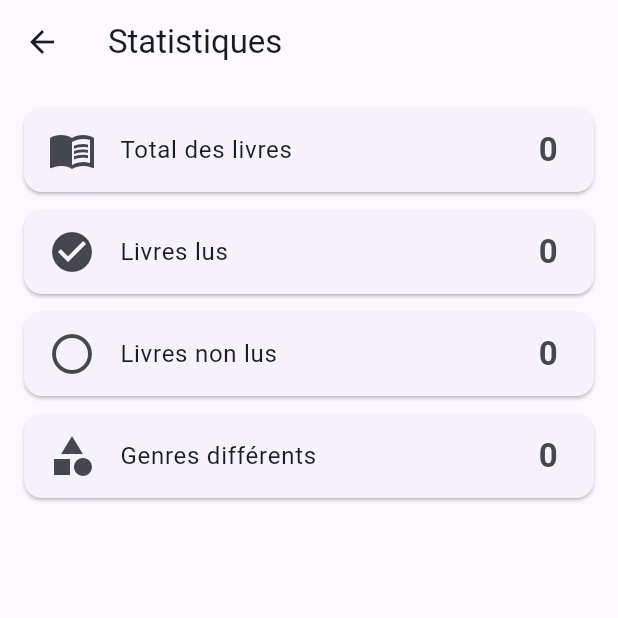
After one commit to youssrahaddouch0103-coder/biblio-app, a Flutter app: the screen it shows after launch, after a tap on the "bar chart" icon, on a phone screen of 412 x 824 dp, the top half of it. The commit adds this screen. Run offline on Flutter 3.47's test engine with Material 3 defaults, Android fonts, the phone set to English and light mode, and no system bars; our stand-ins replace equatable, flutter_bloc, sqflite; accounts and stored records are empty.

Commit message:
Add statistics screen

```diff
--- a/lib/screens/liste_livres_screen.dart
+++ b/lib/screens/liste_livres_screen.dart
@@ -5,6 +5,7 @@ import '../bloc/livre_bloc.dart';
 import '../bloc/livre_state.dart';
 import 'ajouter_livre_screen.dart';
 import 'detail_livre_screen.dart';
+import 'statistiques_screen.dart';
 
 class ListeLivresScreen extends StatefulWidget {
   const ListeLivresScreen({super.key});
@@ -22,15 +23,32 @@ class _ListeLivresScreenState extends State<ListeLivresScreen> {
       appBar: AppBar(
         title: const Text('BiblioApp'),
         centerTitle: true,
+        actions: [
+          IconButton(
+            icon: const Icon(Icons.bar_chart),
+            onPressed: () {
+              Navigator.push(
+                context,
+                MaterialPageRoute(
+                  builder: (context) => const StatistiquesScreen(),
+                ),
+              );
+            },
+          ),
+        ],
       ),
       body: BlocBuilder<LivreBloc, LivreState>(
         builder: (context, state) {
           if (state is LivreLoading) {
-            return const Center(child: CircularProgressIndicator());
+            return const Center(
+              child: CircularProgressIndicator(),
+            );
           }
 
           if (state is LivreError) {
-            return Center(child: Text(state.message));
+            return Center(
+              child: Text(state.message),
+            );
           }
 
           if (state is LivreLoaded) {
@@ -102,7 +120,8 @@ class _ListeLivresScreenState extends State<ListeLivresScreen> {
                                   ),
                                 ),
                                 subtitle: Column(
-                                  crossAxisAlignment: CrossAxisAlignment.start,
+                                  crossAxisAlignment:
+                                      CrossAxisAlignment.start,
                                   children: [
                                     Text('Auteur : ${livre.auteur}'),
                                     if (livre.genre != null)
@@ -115,8 +134,9 @@ class _ListeLivresScreenState extends State<ListeLivresScreen> {
                                   livre.lu
                                       ? Icons.check_circle
                                       : Icons.circle_outlined,
-                                  color:
-                                      livre.lu ? Colors.green : Colors.grey,
+                                  color: livre.lu
+                                      ? Colors.green
+                                      : Colors.grey,
                                 ),
                               ),
                             );
@@ -127,7 +147,9 @@ class _ListeLivresScreenState extends State<ListeLivresScreen> {
             );
           }
 
-          return const Center(child: Text('Chargement...'));
+          return const Center(
+            child: Text('Chargement...'),
+          );
         },
       ),
       floatingActionButton: FloatingActionButton(
--- /dev/null
+++ b/lib/screens/statistiques_screen.dart
@@ -0,0 +1,101 @@
+import 'package:flutter/material.dart';
+import 'package:flutter_bloc/flutter_bloc.dart';
+
+import '../bloc/livre_bloc.dart';
+import '../bloc/livre_state.dart';
+
+class StatistiquesScreen extends StatelessWidget {
+  const StatistiquesScreen({super.key});
+
+  @override
+  Widget build(BuildContext context) {
+    return Scaffold(
+      appBar: AppBar(
+        title: const Text('Statistiques'),
+      ),
+      body: BlocBuilder<LivreBloc, LivreState>(
+        builder: (context, state) {
+          if (state is LivreLoading) {
+            return const Center(child: CircularProgressIndicator());
+          }
+
+          if (state is LivreError) {
+            return Center(child: Text(state.message));
+          }
+
+          if (state is LivreLoaded) {
+            final totalLivres = state.livres.length;
+            final livresLus = state.livres.where((livre) => livre.lu).length;
+            final livresNonLus = totalLivres - livresLus;
+
+            final genres = state.livres
+                .where((livre) => livre.genre != null && livre.genre!.isNotEmpty)
+                .map((livre) => livre.genre!)
+                .toSet()
+                .length;
+
+            return Padding(
+              padding: const EdgeInsets.all(16),
+              child: ListView(
+                children: [
+                  _StatCard(
+                    title: 'Total des livres',
+                    value: totalLivres.toString(),
+                    icon: Icons.menu_book,
+                  ),
+                  _StatCard(
+                    title: 'Livres lus',
+                    value: livresLus.toString(),
+                    icon: Icons.check_circle,
+                  ),
+                  _StatCard(
+                    title: 'Livres non lus',
+                    value: livresNonLus.toString(),
+                    icon: Icons.circle_outlined,
+                  ),
+                  _StatCard(
+                    title: 'Genres différents',
+                    value: genres.toString(),
+                    icon: Icons.category,
+                  ),
+                ],
+              ),
+            );
+          }
+
+          return const Center(child: Text('Chargement...'));
+        },
+      ),
+    );
+  }
+}
+
+class _StatCard extends StatelessWidget {
+  final String title;
+  final String value;
+  final IconData icon;
+
+  const _StatCard({
+    required this.title,
+    required this.value,
+    required this.icon,
+  });
+
+  @override
+  Widget build(BuildContext context) {
+    return Card(
+      margin: const EdgeInsets.only(bottom: 12),
+      child: ListTile(
+        leading: Icon(icon, size: 32),
+        title: Text(title),
+        trailing: Text(
+          value,
+          style: const TextStyle(
+            fontSize: 22,
+            fontWeight: FontWeight.bold,
+          ),
+        ),
+      ),
+    );
+  }
+}
```
